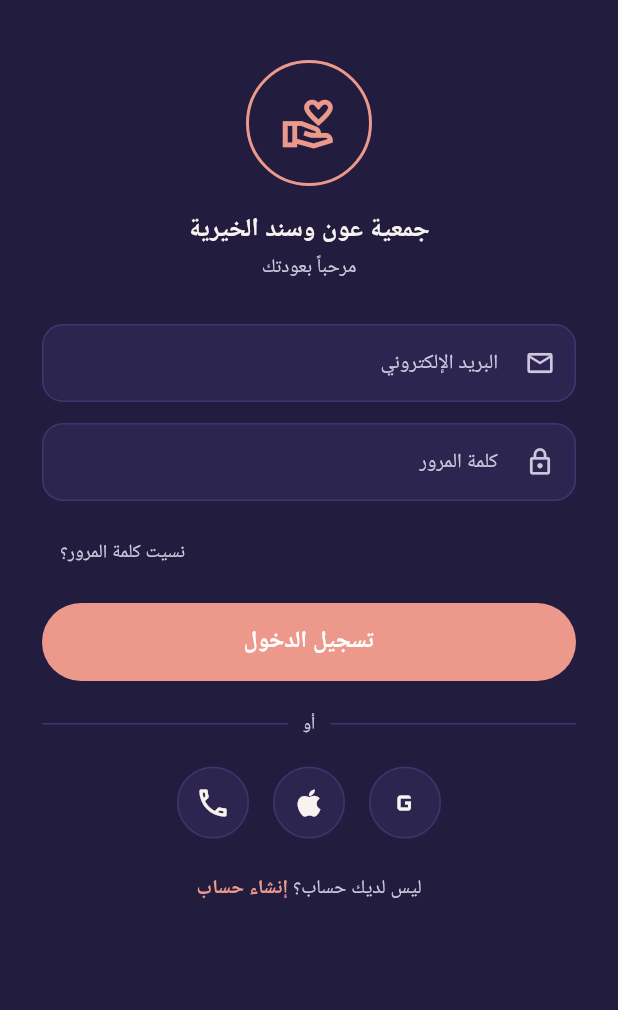
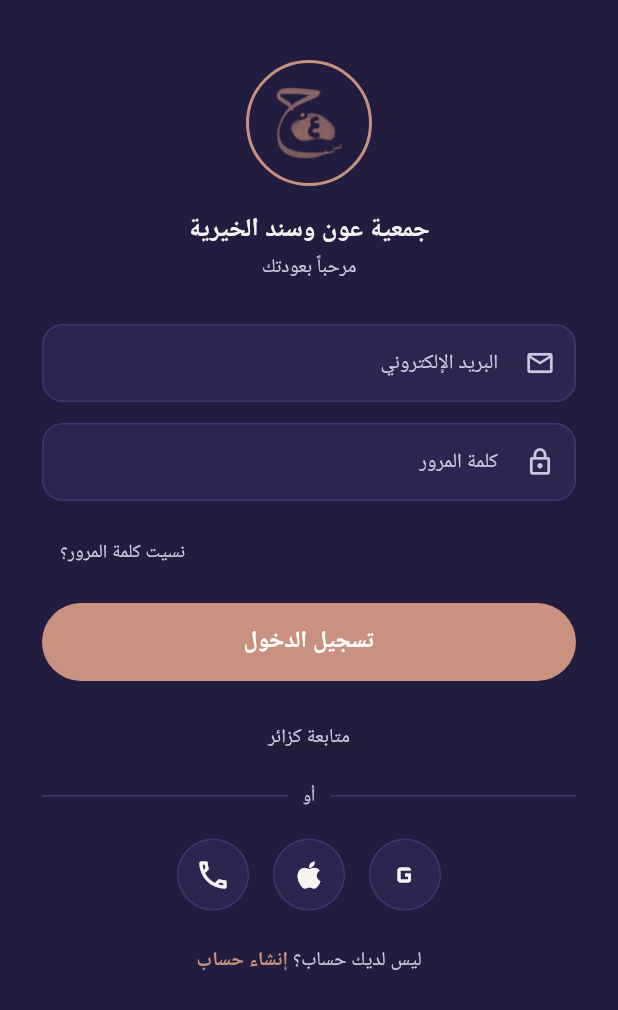
Before and after one commit to Ahmedtalb872/awnwasand, a Flutter app: the LoginScreen screen opened directly, on a phone screen of 412 x 824 dp. Shown: the top 1010 px of the screen. Run offline on Flutter 3.47's test engine with Material 3 defaults, Android fonts, the phone set to English and light mode, and no system bars; our stand-ins replace flutter_dotenv, supabase_flutter; accounts and stored records are empty.

Commit message:
Soften brand colors and add the real logo mark; allow guest browsing
The bright saturated coral used across buttons/links/nav was harsh; both
it and the association's logo mark now use a muted rose-gold, easier on
the eyes, with the name text in the logo lockup given its own lighter
champagne tone. Added the real logo asset (recolored, transparent,
with a subtle depth gradient) to the splash and login screens in place
of the generic icon.

Also add a "متابعة كزائر" option on the login screen so the app can be
browsed without signing in, since Supabase Auth isn't wired to a real
project yet.

Co-Authored-By: Claude Sonnet 5 <noreply@anthropic.com>
Claude-Session: https://claude.ai/code/session_01AsNzhu6ZtxHwGMkPgdDTSr

```diff
--- a/lib/screens/login_screen.dart
+++ b/lib/screens/login_screen.dart
@@ -74,15 +74,12 @@ class _LoginScreenState extends State<LoginScreen> {
                 child: Container(
                   width: 84,
                   height: 84,
+                  padding: const EdgeInsets.all(14),
                   decoration: BoxDecoration(
                     shape: BoxShape.circle,
                     border: Border.all(color: AppColors.accent, width: 2),
                   ),
-                  child: const Icon(
-                    Icons.volunteer_activism_outlined,
-                    color: AppColors.accent,
-                    size: 38,
-                  ),
+                  child: Image.asset('assets/images/logo_mark.png'),
                 ),
               ),
               const SizedBox(height: 16),
@@ -133,7 +130,21 @@ class _LoginScreenState extends State<LoginScreen> {
                 label: _loading ? 'جارٍ تسجيل الدخول...' : 'تسجيل الدخول',
                 onPressed: _loading ? null : _signIn,
               ),
-              const SizedBox(height: 20),
+              const SizedBox(height: 14),
+              Center(
+                child: TextButton(
+                  onPressed: _continueAsGuest,
+                  child: const Text(
+                    'متابعة كزائر',
+                    style: TextStyle(
+                      color: AppColors.textDim,
+                      fontSize: 13,
+                      decoration: TextDecoration.underline,
+                    ),
+                  ),
+                ),
+              ),
+              const SizedBox(height: 6),
               Row(
                 children: const [
                   Expanded(child: Divider(color: AppColors.line)),
@@ -192,6 +203,13 @@ class _LoginScreenState extends State<LoginScreen> {
     );
   }
 
+  void _continueAsGuest() {
+    Navigator.of(context).pushAndRemoveUntil(
+      MaterialPageRoute(builder: (_) => const RootShell()),
+      (route) => false,
+    );
+  }
+
   void _comingSoon() {
     ScaffoldMessenger.of(context).showSnackBar(
       const SnackBar(content: Text('تسجيل الدخول عبر هذه الوسيلة غير متاح بعد')),
--- a/lib/theme/app_theme.dart
+++ b/lib/theme/app_theme.dart
@@ -14,9 +14,10 @@ class AppColors {
   static const text = Color(0xFFF8F3EF);
   static const textDim = Color(0xFFCFC7DE);
 
-  // لون العلامة التجارية المشترك بين اللوحتين.
-  static const accent = Color(0xFFEC998C);
-  static const accentSoft = Color(0xFFF6CDBE);
+  // لون العلامة التجارية المشترك بين اللوحتين (وردي ترابي مطفأ، أخف على العين
+  // من الوردي الفاقع الأصلي، ومطابق للون شعار الجمعية).
+  static const accent = Color(0xFFC9917F);
+  static const accentSoft = Color(0xFFE7CDB0);
 
   static const ok = Color(0xFF3FAE71);
   static const fail = Color(0xFFE0645A);
--- a/pubspec.yaml
+++ b/pubspec.yaml
@@ -63,6 +63,7 @@ flutter:
 
   assets:
     - .env
+    - assets/images/
 
   # To add assets to your application, add an assets section, like this:
   # assets:
```
Also changed, not shown: lib/screens/splash_screen.dart (+2 -5 lines), assets/images/logo_mark.png (added).
